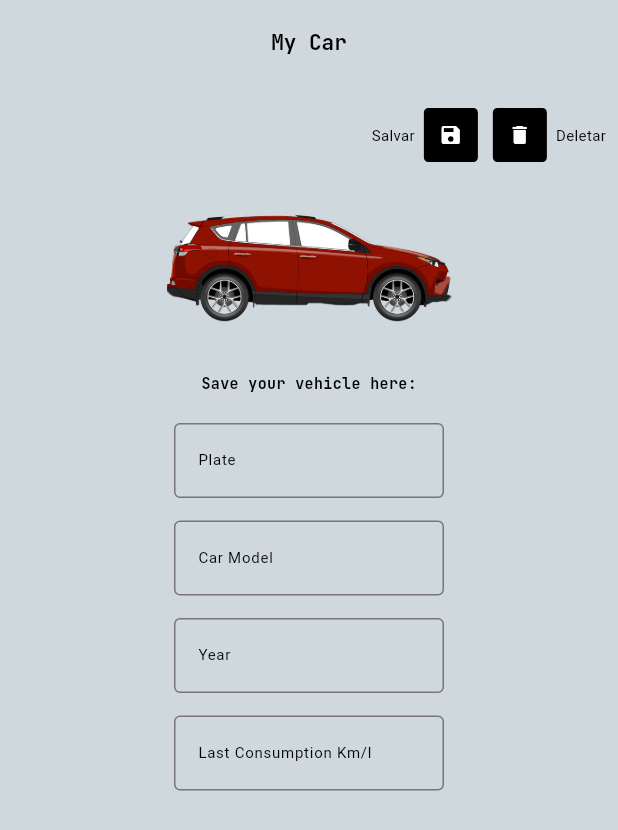
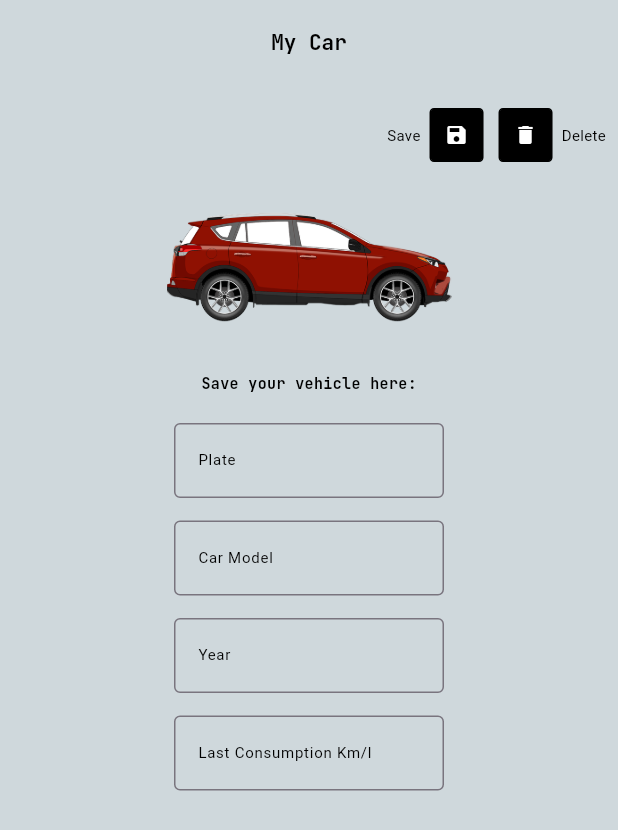
Before and after one commit to Victor-Zarzar/alcool_ou_gasolina, a Flutter app: the MyCarPage screen opened directly, on a phone screen of 412 x 824 dp. Shown: the top 830 px of the screen. Run offline on Flutter 3.47's test engine with Material 3 defaults, Android fonts, the phone set to English and light mode, and no system bars; drawn by our look-alikes of getwidget, keyboard_actions; our stand-ins replace easy_localization, google_fonts, shared_preferences; accounts and stored records are empty.

Commit message:
Add new assets android

```diff
--- a/lib/pages/MyCar/mycar_app.dart
+++ b/lib/pages/MyCar/mycar_app.dart
@@ -325,7 +325,7 @@ class _MyCarPageState extends State<MyCarPage> {
                         mainAxisAlignment: MainAxisAlignment.end,
                         children: [
                           Text(
-                            'Salvar',
+                            'save'.tr(),
                             style: TextStyle(
                               fontSize: 10,
                               color: notifier.isDark
@@ -369,7 +369,7 @@ class _MyCarPageState extends State<MyCarPage> {
                           ),
                           const SizedBox(width: 6),
                           Text(
-                            'Deletar',
+                            'delete'.tr(),
                             style: TextStyle(
                               fontSize: 10,
                               color: notifier.isDark
```
Also changed, not shown: assets/homepageandroid.png, assets/homepageandroid2.png, assets/intropageandroid.png.
